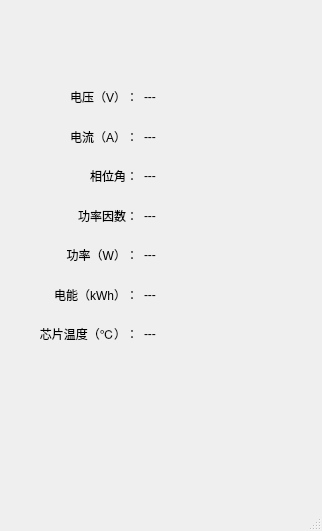
First picture: the form in mainwindow.ui, repository wuwbobo2021/bl0940-uart-ble-qt, before the edit.
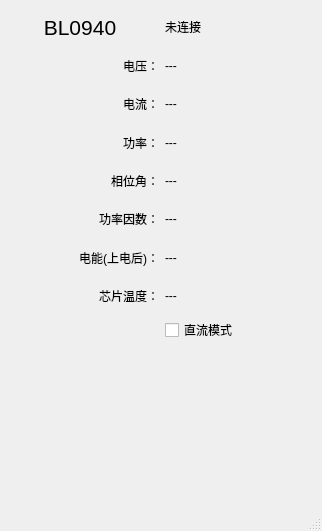
Second picture: the form after the edit.

```diff
--- a/mainwindow.ui
+++ b/mainwindow.ui
@@ -20,54 +20,90 @@
    <widget class="QWidget" name="">
     <property name="geometry">
      <rect>
-      <x>20</x>
-      <y>80</y>
-      <width>241</width>
-      <height>271</height>
+      <x>1</x>
+      <y>11</y>
+      <width>321</width>
+      <height>331</height>
      </rect>
     </property>
     <layout class="QGridLayout" name="gridLayout">
-     <property name="sizeConstraint">
-      <enum>QLayout::SetNoConstraint</enum>
-     </property>
      <item row="0" column="0">
+      <widget class="QLabel" name="label_8">
+       <property name="font">
+        <font>
+         <pointsize>16</pointsize>
+        </font>
+       </property>
+       <property name="text">
+        <string>BL0940</string>
+       </property>
+       <property name="alignment">
+        <set>Qt::AlignCenter</set>
+       </property>
+      </widget>
+     </item>
+     <item row="0" column="1">
+      <widget class="QLabel" name="labelConnection">
+       <property name="text">
+        <string>未连接</string>
+       </property>
+      </widget>
+     </item>
+     <item row="1" column="0">
       <widget class="QLabel" name="label">
        <property name="layoutDirection">
         <enum>Qt::LeftToRight</enum>
        </property>
        <property name="text">
-        <string>电压（V）：</string>
+        <string>电压：</string>
        </property>
        <property name="alignment">
         <set>Qt::AlignRight|Qt::AlignTrailing|Qt::AlignVCenter</set>
        </property>
       </widget>
      </item>
-     <item row="0" column="1">
+     <item row="1" column="1">
       <widget class="QLabel" name="labelVoltage">
        <property name="text">
         <string>---</string>
        </property>
       </widget>
      </item>
-     <item row="1" column="0">
+     <item row="2" column="0">
       <widget class="QLabel" name="label_2">
        <property name="text">
-        <string>电流（A）：</string>
+        <string>电流：</string>
        </property>
        <property name="alignment">
         <set>Qt::AlignRight|Qt::AlignTrailing|Qt::AlignVCenter</set>
        </property>
       </widget>
      </item>
-     <item row="1" column="1">
+     <item row="2" column="1">
       <widget class="QLabel" name="labelCurrent">
        <property name="text">
         <string>---</string>
        </property>
       </widget>
      </item>
-     <item row="2" column="0">
+     <item row="3" column="0">
+      <widget class="QLabel" name="label_5">
+       <property name="text">
+        <string>功率：</string>
+       </property>
+       <property name="alignment">
+        <set>Qt::AlignRight|Qt::AlignTrailing|Qt::AlignVCenter</set>
+       </property>
+      </widget>
+     </item>
+     <item row="3" column="1">
+      <widget class="QLabel" name="labelPower">
+       <property name="text">
+        <string>---</string>
+       </property>
+      </widget>
+     </item>
+     <item row="4" column="0">
       <widget class="QLabel" name="label_3">
        <property name="text">
         <string>相位角：</string>
@@ -77,14 +113,14 @@
        </property>
       </widget>
      </item>
-     <item row="2" column="1">
+     <item row="4" column="1">
       <widget class="QLabel" name="labelPhaseAngle">
        <property name="text">
         <string>---</string>
        </property>
       </widget>
      </item>
-     <item row="3" column="0">
+     <item row="5" column="0">
       <widget class="QLabel" name="label_4">
        <property name="text">
         <string>功率因数：</string>
@@ -94,64 +130,54 @@
        </property>
       </widget>
      </item>
-     <item row="3" column="1">
+     <item row="5" column="1">
       <widget class="QLabel" name="labelPowerFactor">
        <property name="text">
         <string>---</string>
        </property>
       </widget>
      </item>
-     <item row="4" column="0">
-      <widget class="QLabel" name="label_5">
-       <property name="text">
-        <string>功率（W）：</string>
-       </property>
-       <property name="alignment">
-        <set>Qt::AlignRight|Qt::AlignTrailing|Qt::AlignVCenter</set>
-       </property>
-      </widget>
-     </item>
-     <item row="4" column="1">
-      <widget class="QLabel" name="labelPower">
-       <property name="text">
-        <string>---</string>
-       </property>
-      </widget>
-     </item>
-     <item row="5" column="0">
+     <item row="6" column="0">
       <widget class="QLabel" name="label_6">
        <property name="text">
-        <string>电能（kWh）：</string>
+        <string>电能(上电后)：</string>
        </property>
        <property name="alignment">
         <set>Qt::AlignRight|Qt::AlignTrailing|Qt::AlignVCenter</set>
        </property>
       </widget>
      </item>
-     <item row="5" column="1">
+     <item row="6" column="1">
       <widget class="QLabel" name="labelEnergy">
        <property name="text">
         <string>---</string>
        </property>
       </widget>
      </item>
-     <item row="6" column="0">
+     <item row="7" column="0">
       <widget class="QLabel" name="label_7">
        <property name="text">
-        <string>芯片温度（℃）：</string>
+        <string>芯片温度：</string>
        </property>
        <property name="alignment">
         <set>Qt::AlignRight|Qt::AlignTrailing|Qt::AlignVCenter</set>
        </property>
       </widget>
      </item>
-     <item row="6" column="1">
+     <item row="7" column="1">
       <widget class="QLabel" name="labelTempInternal">
        <property name="text">
         <string>---</string>
        </property>
       </widget>
      </item>
+     <item row="8" column="1">
+      <widget class="QCheckBox" name="checkDC">
+       <property name="text">
+        <string>直流模式</string>
+       </property>
+      </widget>
+     </item>
     </layout>
    </widget>
   </widget>
```
Left out of the diff: 10 changed lines with no effect on the pictures.
